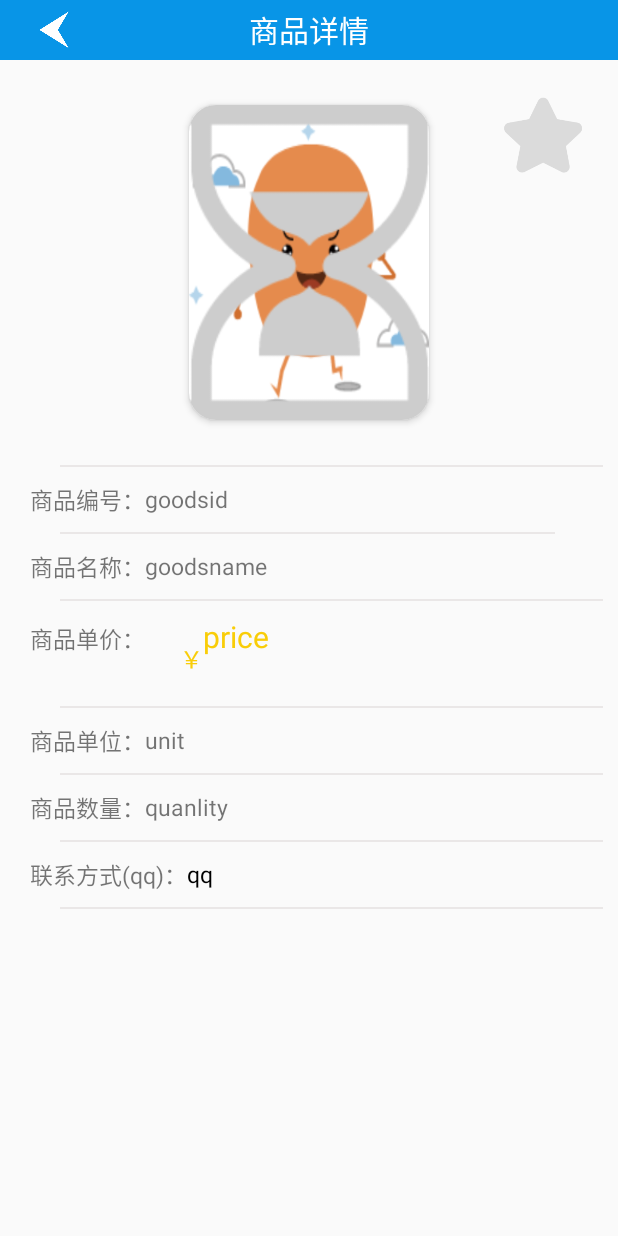
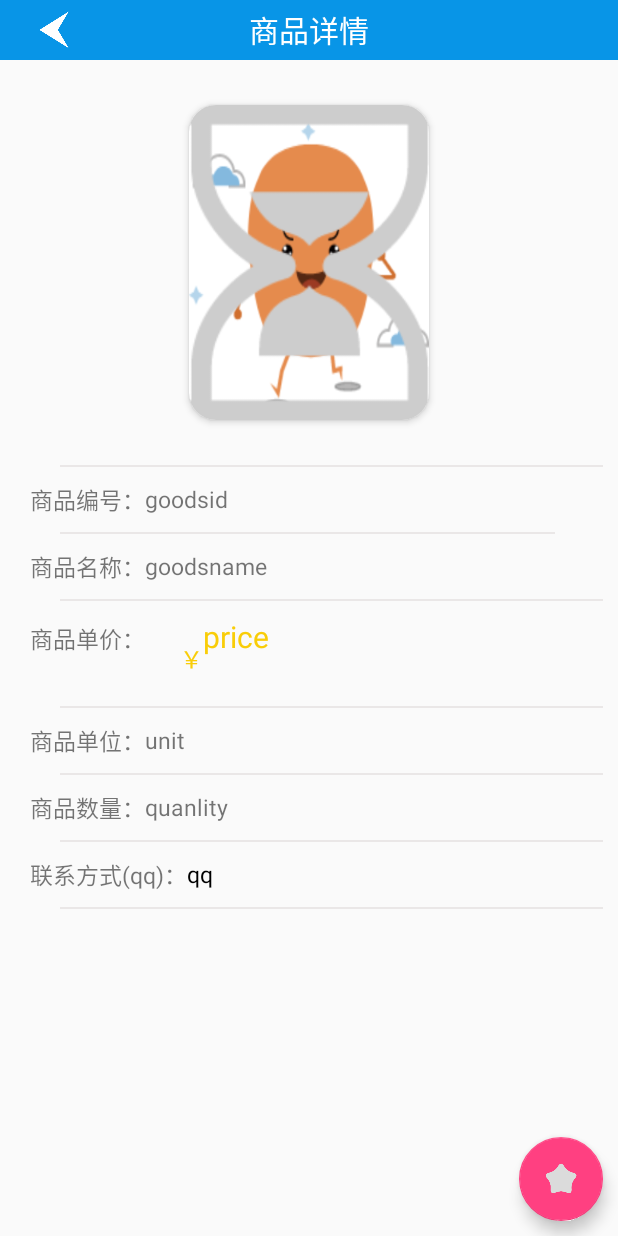
Before and after one commit to AilsaLT/SecondhandDemo, an Android app: the GoodsItemActivity screen opened directly, with no data from a screen before it, on a phone screen of 412 x 824 dp. Run offline under Robolectric (Android 15) with nearby library versions, the phone set to English and light mode, and no system bars; pictures from the network do not load; 10 statements that could not run were skipped.

Commit message:
将收藏中的ImgeView控件改成了FloatingActionButton

```diff
--- a/app/build.gradle
+++ b/app/build.gradle
@@ -5,7 +5,7 @@ android {
     buildToolsVersion "26.0.3"
     defaultConfig {
         applicationId "com.ghl.wuhan.secondhand"
-        minSdkVersion 16
+        minSdkVersion 15
         targetSdkVersion 26
         versionCode 1
         versionName "1.0"
--- a/app/src/main/java/com/ghl/wuhan/secondhand/MainActivity.java
+++ b/app/src/main/java/com/ghl/wuhan/secondhand/MainActivity.java
@@ -73,9 +73,9 @@ public class MainActivity extends AppCompatActivity {
         textView.setText(String.valueOf(9));
         //无消息时可以将它隐藏即可
         textView.setVisibility(View.INVISIBLE);
+        bottomNavigationView.setOnNavigationItemSelectedListener(changeFragment);
 
 
-        bottomNavigationView.setOnNavigationItemSelectedListener(changeFragment);
         me_fragment.setArguments(bundle);
     }
 
@@ -90,8 +90,6 @@ public class MainActivity extends AppCompatActivity {
             if(application.isFlag() == true){//只有当前的fragment的网络请求结束后才能切换到下一个fragment
                 switch (item.getItemId()) {
                     case R.id.navigation_home: {
-
-
                         if (lastfragment != 0) {
                             switchFragment(lastfragment, 0);
                             lastfragment = 0;
@@ -122,7 +120,6 @@ public class MainActivity extends AppCompatActivity {
                         if (lastfragment != 3) {
                             switchFragment(lastfragment, 3);
                             lastfragment = 3;
-
                         }
 
                         return true;
@@ -131,7 +128,6 @@ public class MainActivity extends AppCompatActivity {
                 }
 
             }
-
 
             return false;
         }
--- a/app/src/main/java/com/ghl/wuhan/secondhand/goods_message/GoodsItemActivity.java
+++ b/app/src/main/java/com/ghl/wuhan/secondhand/goods_message/GoodsItemActivity.java
@@ -3,6 +3,7 @@ package com.ghl.wuhan.secondhand.goods_message;
 import android.content.Intent;
 import android.content.SharedPreferences;
 import android.os.Bundle;
+import android.support.design.widget.FloatingActionButton;
 import android.support.v7.app.AppCompatActivity;
 import android.util.Log;
 import android.view.View;
@@ -29,7 +30,8 @@ public class GoodsItemActivity extends AppCompatActivity {
     private ImageView iv_back;//返回
     private ImageView iv_image;
     private TextView tv_goodsId, tv_goodsName, tv_goodsPrice, tv_goodsUnit, tv_goodsQuantity,tv_goodsQq;
-    private ImageView iv_collect;
+//    private ImageView iv_collect;
+    private FloatingActionButton fab;
     private int collectFlag = 2;//收藏标志  0---取消收藏，1---添加收藏, 2--查询
     private int state = 0;     //记录当前状态
     private int lastState = 0;//记录上次状态
@@ -83,7 +85,7 @@ public class GoodsItemActivity extends AppCompatActivity {
         isCollectGoods(collectBO);
 
         //收藏
-        iv_collect.setOnClickListener(new View.OnClickListener() {
+        fab.setOnClickListener(new View.OnClickListener() {
             @Override
             public void onClick(View v) {
                 if(lastState == 0) {//未收藏
@@ -143,11 +145,9 @@ public class GoodsItemActivity extends AppCompatActivity {
         tv_goodsQuantity = (TextView) findViewById(R.id.tv_goodsQuantity);
         tv_goodsQq = (TextView) findViewById(R.id.tv_goodsQq);
 
-        iv_collect = (ImageView) findViewById(R.id.iv_collect);//收藏
-
-
+//        iv_collect = (ImageView) findViewById(R.id.iv_collect);//收藏
+        fab = (FloatingActionButton) findViewById(R.id.fab);
     }
-
     //发送OkHttp请求
     private void collectGoods(CollectBO collectBO) {
 
@@ -186,11 +186,14 @@ public class GoodsItemActivity extends AppCompatActivity {
                                     if(collectFlag == 1){
                                         Toast.makeText(GoodsItemActivity.this, "收藏成功！", Toast.LENGTH_SHORT).show();
                                         state = 1;
-                                        iv_collect.setImageResource(R.drawable.goods_collect_yellow);
+//                                        iv_collect.setImageResource(R.drawable.goods_collect_yellow);
+                                        fab.setImageResource(R.drawable.goods_collect_yellow);
+
                                     }else{
                                         Toast.makeText(GoodsItemActivity.this, "取消收藏成功！", Toast.LENGTH_SHORT).show();
                                         state = 0;
-                                        iv_collect.setImageResource(R.drawable.goods_collect_gray);
+//                                        iv_collect.setImageResource(R.drawable.goods_collect_gray);
+                                        fab.setImageResource(R.drawable.goods_collect_gray);
                                     }
                                     lastState = state;
                                 }
@@ -241,11 +244,13 @@ public class GoodsItemActivity extends AppCompatActivity {
                         @Override
                         public void run() {
                             if (flag == 40001){//商品已被收藏
-                                iv_collect.setImageResource(R.drawable.goods_collect_yellow);
+//                                iv_collect.setImageResource(R.drawable.goods_collect_yellow);
+                                fab.setImageResource(R.drawable.goods_collect_yellow);
                                 state = 1;
                                 lastState = state;
                             }else {//未被收藏
-                                iv_collect.setImageResource(R.drawable.goods_collect_gray);
+//                                iv_collect.setImageResource(R.drawable.goods_collect_gray);
+                                fab.setImageResource(R.drawable.goods_collect_gray);
                                 state = 0;
                                 lastState = state;
                             }
--- a/app/src/main/res/layout/goods_message_activity.xml
+++ b/app/src/main/res/layout/goods_message_activity.xml
@@ -55,13 +55,14 @@
                 android:layout_weight="6"
                 android:padding="10dp">
 
-                <ImageView
-                    android:id="@+id/iv_collect"
-                    android:layout_width="60dp"
-                    android:layout_height="60dp"
-                    android:layout_alignParentRight="true"
-                    android:background="@drawable/goods_collect_gray"
-                    android:clickable="true"/>
+
+                <!--<ImageView-->
+                    <!--android:id="@+id/iv_collect"-->
+                    <!--android:layout_width="60dp"-->
+                    <!--android:layout_height="60dp"-->
+                    <!--android:layout_alignParentRight="true"-->
+                    <!--android:background="@drawable/goods_collect_gray"-->
+                    <!--android:clickable="true"/>-->
                 <!--点击之后的涟漪效果:这个涟漪效果在5.0以上版本中才能展示，
                 在低版本上是一个普通的点击变暗的效果.-->
                 <android.support.v7.widget.CardView
@@ -332,4 +333,14 @@
     <!--</RelativeLayout>-->
 
 
+    <android.support.design.widget.FloatingActionButton
+        android:id="@+id/fab"
+        android:layout_width="wrap_content"
+        android:layout_height="wrap_content"
+        android:src="@drawable/goods_collect_gray"
+        android:layout_alignParentBottom="true"
+        android:layout_alignParentRight="true"
+        android:layout_marginRight="10dp"
+        android:layout_marginBottom="10dp"
+        android:elevation="20dp"/>
 </RelativeLayout>
--- a/app/src/main/res/layout/me_booth_activity.xml
+++ b/app/src/main/res/layout/me_booth_activity.xml
@@ -41,6 +41,7 @@
         android:layout_width="match_parent"
         android:layout_height="wrap_content"
         android:layout_marginTop="10dp">
+
         <ImageView
             android:id="@+id/iv_networkbad"
             android:layout_width="100dp"
--- a/app/src/main/res/layout/me_buy_activity.xml
+++ b/app/src/main/res/layout/me_buy_activity.xml
@@ -39,6 +39,7 @@
         android:layout_width="match_parent"
         android:layout_height="wrap_content"
         android:layout_marginTop="10dp">
+
         <ImageView
             android:id="@+id/iv_networkbad"
             android:layout_width="100dp"
--- a/app/src/main/res/layout/me_collect_activity.xml
+++ b/app/src/main/res/layout/me_collect_activity.xml
@@ -39,6 +39,7 @@
         android:layout_width="match_parent"
         android:layout_height="wrap_content"
         android:layout_marginTop="10dp">
+
         <ImageView
             android:id="@+id/iv_networkbad"
             android:layout_width="100dp"
```
Also changed, not shown: app/src/main/AndroidManifest.xml (+2 -6 lines), app/src/main/java/com/ghl/wuhan/secondhand/Fragment/find_fragment.java (+0 -7 lines), app/src/main/java/com/ghl/wuhan/secondhand/me_activity/me_collectActivity.java (+6 -7 lines), app/src/main/res/drawable/goods_collect_gray.png, app/src/main/res/drawable/goods_collect_yellow.png.
